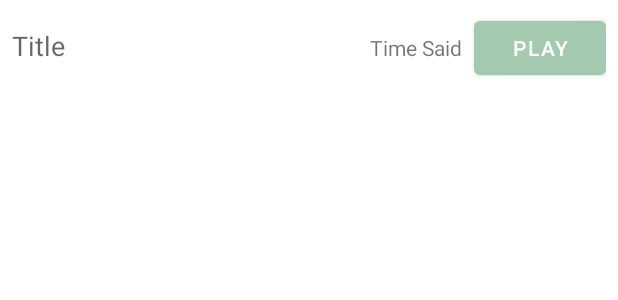
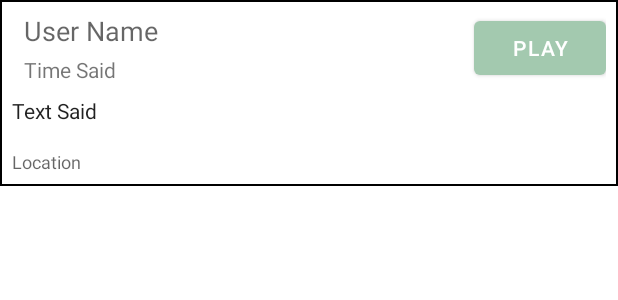
Before and after one commit to cjcj55/Literally, an Android app: the layout audio_list_item.xml on its own in the app's theme, with its tools: preview values and no code run, on a phone screen of 412 x 824 dp. Shown: the top 300 px of the screen. Run offline under Robolectric (Android 15) with nearby library versions, the phone set to English and light mode, and no system bars; network calls fail.

Commit message:
mainscreen ui formating

```diff
--- a/app/src/main/java/com/cjcj55/literallynot/db/AudioClip.java
+++ b/app/src/main/java/com/cjcj55/literallynot/db/AudioClip.java
@@ -29,6 +29,13 @@ public class AudioClip {
         this.location = location;
     }
 
+    public String getLocation(){return
+            location;
+    }
+
+    public String getTextSaid(){
+        return text;
+    }
     public String getFilePath() {
         return filePath;
     }
--- a/app/src/main/java/com/cjcj55/literallynot/db/AudioListAdapter.java
+++ b/app/src/main/java/com/cjcj55/literallynot/db/AudioListAdapter.java
@@ -41,7 +41,8 @@ public class AudioListAdapter extends RecyclerView.Adapter<AudioListAdapter.View
         // Set the title and time said on the TextViews
         holder.titleTextView.setText(audioClip.getTitle());
         holder.timeSaidTextView.setText(audioClip.getTimeSaid());
-
+        holder.locationTextView.setText(audioClip.getLocation());
+        holder.textSaidTextView.setText(audioClip.getTextSaid());
         // Set the click listener on the play button
         holder.playButton.setOnClickListener(view -> {
             if (mediaPlayer != null) {
@@ -81,11 +82,18 @@ public class AudioListAdapter extends RecyclerView.Adapter<AudioListAdapter.View
         public final TextView timeSaidTextView;
         public final Button playButton;
 
+        public final TextView locationTextView;
+
+        public final TextView textSaidTextView;
+
         public ViewHolder(@NonNull View itemView) {
             super(itemView);
             titleTextView = itemView.findViewById(R.id.title_text_view);
             timeSaidTextView = itemView.findViewById(R.id.time_said_text_view);
             playButton = itemView.findViewById(R.id.play_button);
+            locationTextView = itemView.findViewById(R.id.location_text_view);
+            textSaidTextView = itemView.findViewById(R.id.text_said_text_view);
+
         }
     }
 }
--- /dev/null
+++ b/app/src/main/res/drawable/border.xml
@@ -0,0 +1,7 @@
+<shape xmlns:android="http://schemas.android.com/apk/res/android"
+    android:shape ="rectangle">
+    <solid android:color="@android:color/white" />
+    <stroke
+        android:width="1dp"
+        android:color="@android:color/black"/>
+</shape>
--- a/app/src/main/res/layout/audio_list_item.xml
+++ b/app/src/main/res/layout/audio_list_item.xml
@@ -4,32 +4,66 @@
     xmlns:tools="http://schemas.android.com/tools"
     android:layout_width="match_parent"
     android:layout_height="wrap_content"
+    android:orientation="vertical"
+    android:background="@drawable/border"
+    android:padding="8dp">
+
+    <LinearLayout
+        android:layout_width="match_parent"
+        android:layout_height="wrap_content"
         android:orientation="horizontal"
-    android:padding="8dp">
+        android:gravity="center_vertical">
+
+
+        <LinearLayout
+            android:layout_width="0dp"
+            android:layout_height="wrap_content"
+            android:layout_weight="1"
+            android:orientation="vertical"
+            android:layout_marginStart="8dp">
 
             <TextView
                 android:id="@+id/title_text_view"
-        android:layout_width="0dp"
+                android:layout_width="wrap_content"
                 android:layout_height="wrap_content"
-        android:layout_weight="1"
-        android:text="Title"
-        android:textAppearance="@style/TextAppearance.AppCompat.Medium"
-        tools:ignore="HardcodedText" />
+                android:text="User Name"
+                android:textAppearance="@style/TextAppearance.AppCompat.Medium"/>
 
             <TextView
                 android:id="@+id/time_said_text_view"
                 android:layout_width="wrap_content"
                 android:layout_height="wrap_content"
-        android:layout_marginEnd="8dp"
                 android:text="Time Said"
                 android:textAppearance="@style/TextAppearance.AppCompat.Small"
-        tools:ignore="HardcodedText" />
+
+                android:layout_marginTop="4dp"/>
+
+        </LinearLayout>
 
         <Button
             android:id="@+id/play_button"
             android:layout_width="wrap_content"
             android:layout_height="wrap_content"
             android:text="@string/play_button"
-        tools:ignore="HardcodedText" />
+            tools:ignore="HardcodedText"/>
 
     </LinearLayout>
+
+    <TextView
+        android:id="@+id/text_said_text_view"
+        android:layout_width="match_parent"
+        android:layout_height="wrap_content"
+        android:text="Text Said"
+        android:textAppearance="@style/TextAppearance.AppCompat.Body1"
+        android:layout_marginTop="8dp"
+        android:layout_marginBottom="16dp"/>
+
+    <TextView
+        android:id="@+id/location_text_view"
+        android:layout_width="match_parent"
+        android:layout_height="wrap_content"
+        android:text="Location"
+        android:textAppearance="@style/TextAppearance.AppCompat.Caption"
+        android:layout_gravity="end"/>
+
+</LinearLayout>
```
Lines whose indentation alone changed are shown as unchanged.
